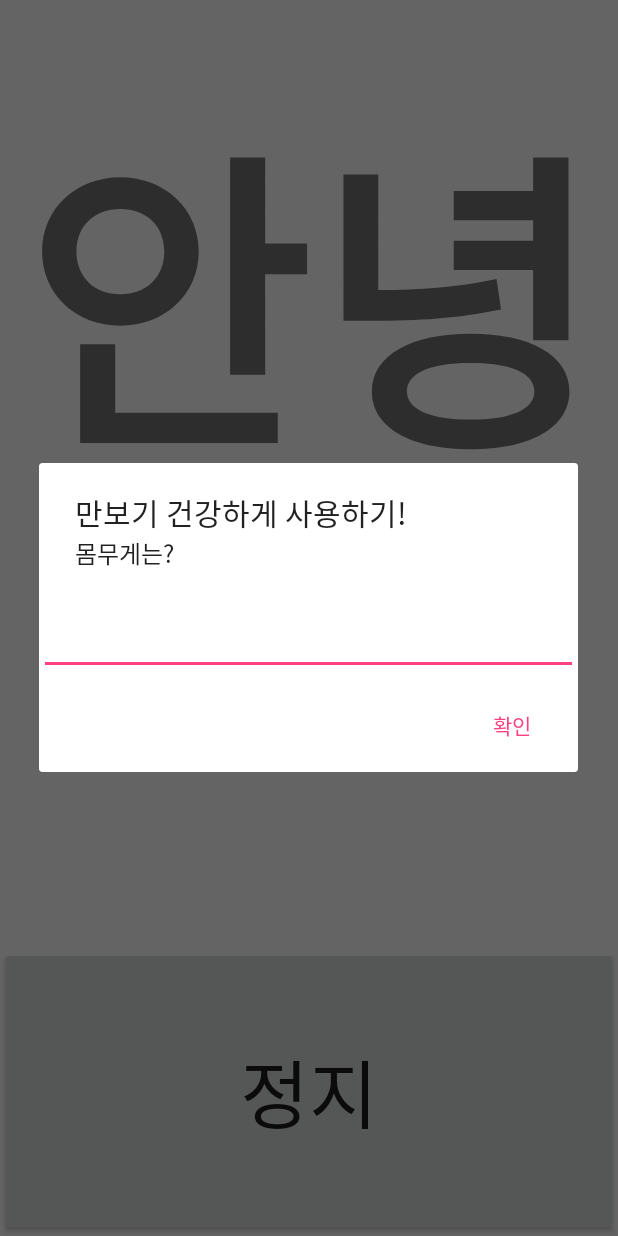
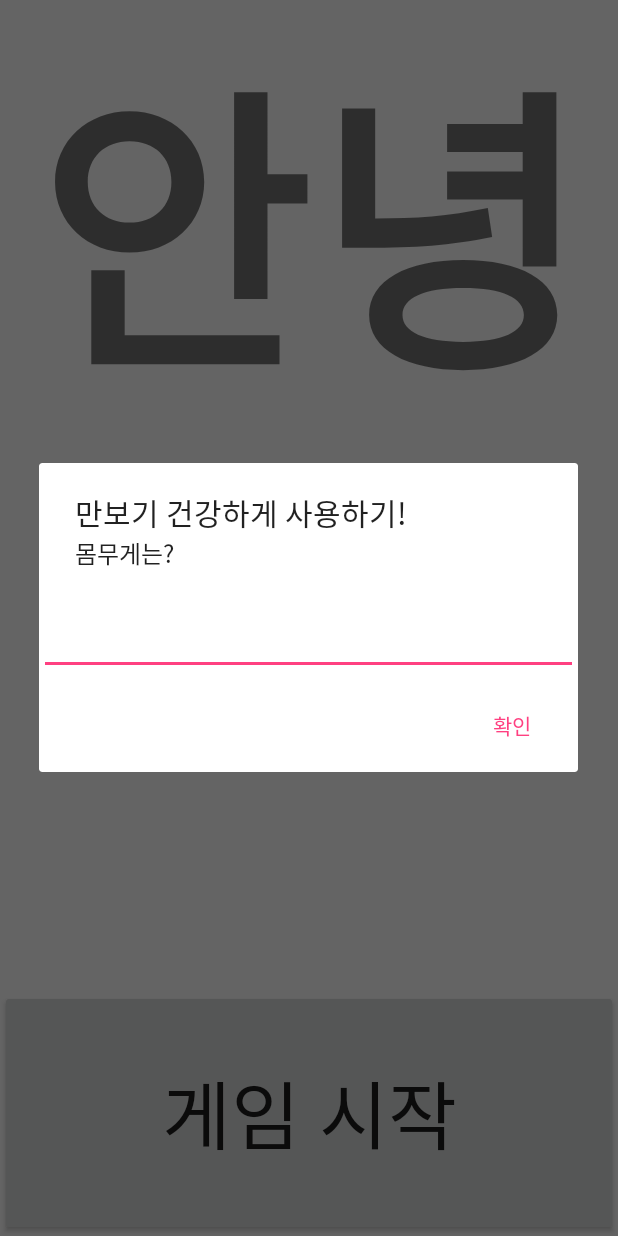
Before and after one commit to inhibitor1217/CS496_001, an Android app: the fragment TabFragment3 shown on its own in the app's theme, after a tap on "게임 시작", on a phone screen of 412 x 824 dp. Run offline under Robolectric (Android 15) with nearby library versions, the phone set to English and light mode, and no system bars.

Commit message:
2246
- Changed Application Name
- Improved Layout of TAB C to be shown on (hopefully) all devices
- Improved Logic of TAB C

```diff
--- a/app/src/main/java/com/example/user/cs496_001/TabFragment3.java
+++ b/app/src/main/java/com/example/user/cs496_001/TabFragment3.java
@@ -22,7 +22,7 @@ public class TabFragment3 extends Fragment {
 
     Intent manboService;
     BroadcastReceiver receiver;
-    boolean flag = true;
+    private int state = 0;
     String serviceData;
     TextView count,cal;
     Button button;
@@ -48,7 +48,8 @@ public class TabFragment3 extends Fragment {
             @Override
             public void onClick(View v) {
 
-                if( button.getText().equals("게임 시작") ){
+                switch(state) {
+                    case 0:
                         AlertDialog.Builder popup = new AlertDialog.Builder(v.getContext());
                         popup.setTitle("만보기 건강하게 사용하기!");
                         popup.setMessage("몸무게는?");
@@ -58,19 +59,8 @@ public class TabFragment3 extends Fragment {
                         popup.setPositiveButton("확인", new DialogInterface.OnClickListener() {
                             @Override
                             public void onClick(DialogInterface dialogInterface, int i) {
-                            try{
+                                try {
                                     weight = Integer.parseInt(ask.getText().toString());
-                            }catch(NumberFormatException e){
-                                Toast.makeText(getActivity(), "시작 버튼을 눌러주세요", Toast.LENGTH_SHORT).show();
-                                flag = !flag;
-                            }
-
-                        }
-                    });
-                    popup.show();
-
-                }
-                if (flag) {
                                     button.setText("정지");
                                     try {
                                         start = System.currentTimeMillis();
@@ -81,8 +71,31 @@ public class TabFragment3 extends Fragment {
                                     } catch (Exception e) {
                                         Toast.makeText(getActivity().getApplicationContext(), e.getMessage(), Toast.LENGTH_SHORT).show();
                                     }
+                                    state = 2;
+                                } catch (NumberFormatException e) {
+                                    Toast.makeText(getActivity(), "숫자만 입력해주세요.", Toast.LENGTH_SHORT).show();
+                                }
 
-                } else {
+                            }
+                        });
+                        popup.show();
+                        break;
+
+                    case 1:
+                        button.setText("정지");
+                        try {
+                            start = System.currentTimeMillis();
+                            end = 0;
+                            IntentFilter mainFilter = new IntentFilter("counter");
+                            LocalBroadcastManager.getInstance(getActivity()).registerReceiver(receiver, mainFilter);
+                            getActivity().startService(manboService);
+                        } catch (Exception e) {
+                            Toast.makeText(getActivity().getApplicationContext(), e.getMessage(), Toast.LENGTH_SHORT).show();
+                        }
+                        state = 2;
+                        break;
+
+                    case 2:
                         button.setText("시작");
                         try {
                             end = System.currentTimeMillis();
@@ -91,8 +104,9 @@ public class TabFragment3 extends Fragment {
                         } catch (Exception e) {
                             Toast.makeText(getActivity().getApplicationContext(), e.getMessage(), Toast.LENGTH_LONG).show();
                         }
+                        state = 1;
+                        break;
                 }
-                flag = !flag;
             }
         });
 
--- a/app/src/main/res/layout/tab_fragment_3.xml
+++ b/app/src/main/res/layout/tab_fragment_3.xml
@@ -1,38 +1,34 @@
 <?xml version="1.0" encoding="utf-8"?>
-<RelativeLayout
+<LinearLayout
     xmlns:android="http://schemas.android.com/apk/res/android"
     xmlns:app="http://schemas.android.com/apk/res-auto"
-    xmlns:tools="http://schemas.android.com/tools"
     android:layout_width="match_parent"
     android:layout_height="match_parent"
-    tools:context="com.example.user.pace_counters.MainActivity">
+    android:orientation="vertical">
 
     <TextView
         android:id="@+id/count"
         android:layout_width="match_parent"
         android:layout_height="wrap_content"
         android:gravity="center_horizontal"
-        android:layout_gravity="top"
-        android:paddingTop="40dp"
-        android:textSize="210sp"
+        android:textSize="200sp"
         android:textStyle="bold"
         app:layout_constraintBottom_toBottomOf="parent"
         app:layout_constraintLeft_toLeftOf="parent"
         app:layout_constraintRight_toRightOf="parent"
         app:layout_constraintTop_toTopOf="parent"
         android:text="안녕"
+        android:layout_weight="4"
         />
 
     <TextView
         android:id="@+id/cal"
         android:layout_width="match_parent"
         android:layout_height="wrap_content"
-        android:layout_below="@id/count"
-        android:paddingTop="50dp"
-        android:paddingBottom="200dp"
         android:text="0분 동안 0칼로리를 소모했습니다."
         android:textSize="20sp"
         android:textAlignment="center"
+        android:layout_weight="4"
         />
 
     <Button
@@ -42,9 +38,8 @@
         android:text="게임 시작"
         android:textSize="50sp"
         android:textAlignment="center"
-        android:layout_below="@id/cal"
-        android:layout_alignParentBottom="true"
+        android:layout_weight="2"
         />
 
 
-</RelativeLayout>
+</LinearLayout>
--- a/app/src/main/res/values/strings.xml
+++ b/app/src/main/res/values/strings.xml
@@ -1,3 +1,3 @@
 <resources>
-    <string name="app_name">CS496_001</string>
+    <string name="app_name">공통프로젝트 1</string>
 </resources>
```
Lines whose indentation alone changed are shown as unchanged.
